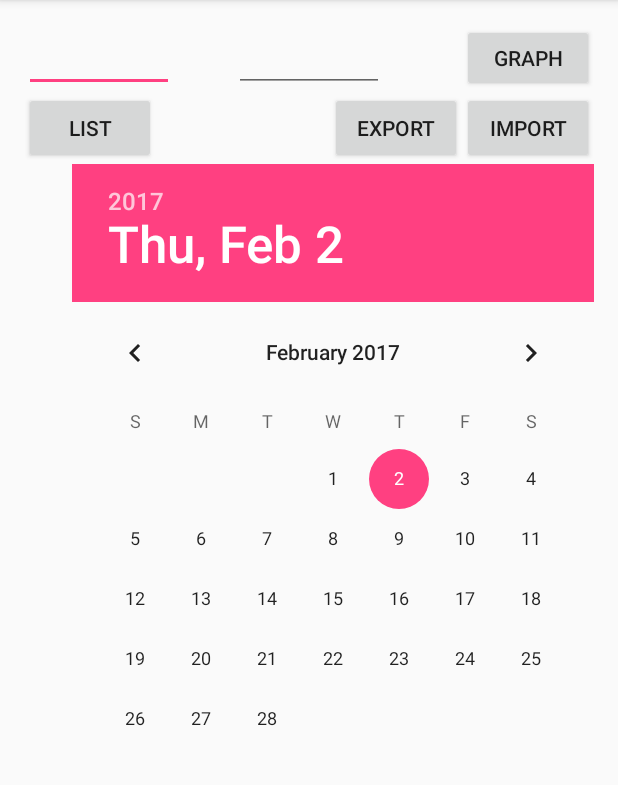
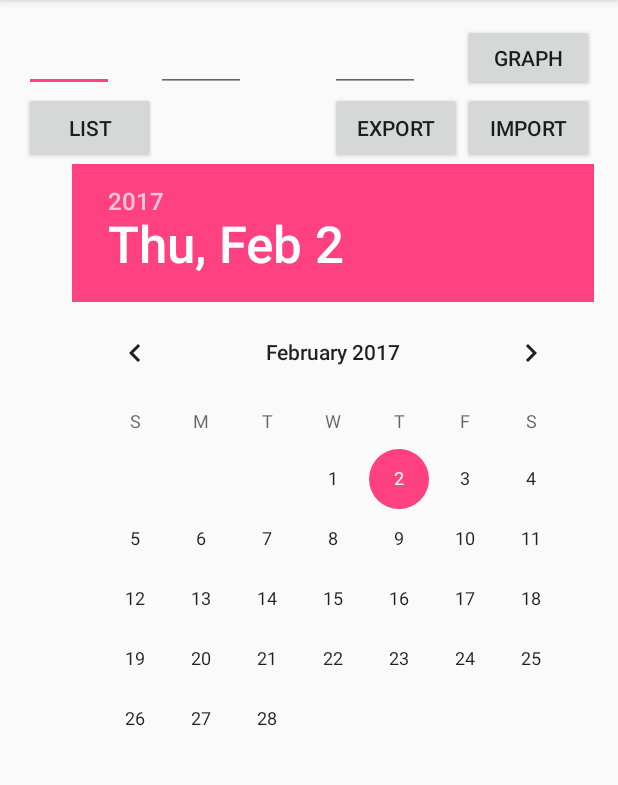
Before and after one commit to issei-omizu/android, an Android app: the screen it shows after launch (MainActivity), on a phone screen of 412 x 824 dp, the part 84-869 px from its top. Run offline under Robolectric (Android 15) with nearby library versions, the phone set to English and light mode, and no system bars; libraries missing offline, so code that uses them is left out: com.google.api.client, com.google.api.services, pub.devrel.easypermissions; 5 statements that could not run were skipped.

Commit message:
体温入力追加

```diff
--- a/weight/app/src/main/java/com/example/isseiomizu/weight/MyOpenHelper.java
+++ b/weight/app/src/main/java/com/example/isseiomizu/weight/MyOpenHelper.java
@@ -10,7 +10,7 @@ import android.database.sqlite.SQLiteOpenHelper;
 
 public class MyOpenHelper extends SQLiteOpenHelper {
     public MyOpenHelper(Context context) {
-        super(context, "WeightDB", null, 1);
+        super(context, "WeightDB", null, 3);
     }
 
     @Override
@@ -24,6 +24,11 @@ public class MyOpenHelper extends SQLiteOpenHelper {
 
     @Override
     public void onUpgrade(SQLiteDatabase db, int oldVersion, int newVersion) {
-
+        // DBバージョンアップ時のデータ移行を実装
+        if (oldVersion < newVersion) {
+            if (oldVersion == 2) {
+                db.execSQL("alter table weight add body_temperature text default '36.50'" );
+            }
+        }
     }
 }
--- a/weight/app/src/main/java/com/example/isseiomizu/weight/models/IWeightItem.java
+++ b/weight/app/src/main/java/com/example/isseiomizu/weight/models/IWeightItem.java
@@ -22,6 +22,10 @@ public interface IWeightItem {
     String getBodyFatPercentage();
 
     void setBodyFatPercentage(String bodyFatPercentage);
+
+    String getBodyTemperature();
+
+    void setBodyTemperature(String bodyTemperature);
 
     boolean isToday();
 
--- a/weight/app/src/main/java/com/example/isseiomizu/weight/models/WeightItem.java
+++ b/weight/app/src/main/java/com/example/isseiomizu/weight/models/WeightItem.java
@@ -13,6 +13,7 @@ public class WeightItem implements IWeightItem {
     private Date mDate;
     private String mWeight;
     private String mBodyFatPercentage;
+    private String mBodyTemperature;
     private int mValue;
     private int mDayOfTheWeek;
     private boolean mToday;
@@ -64,6 +65,12 @@ public class WeightItem implements IWeightItem {
 
     public void setBodyFatPercentage(String bodyFatPercentage) {
         this.mBodyFatPercentage = bodyFatPercentage;
+    };
+
+    public String getBodyTemperature() { return mBodyTemperature; };
+
+    public void setBodyTemperature(String bodyTemperature) {
+        this.mBodyTemperature = bodyTemperature;
     };
 
     public int getValue() {
--- a/weight/app/src/main/res/layout-v21/activity_main.xml
+++ b/weight/app/src/main/res/layout-v21/activity_main.xml
@@ -23,22 +23,13 @@
             android:layout_alignParentEnd="true" />
 
         <EditText
-            android:layout_width="100dp"
             android:layout_height="wrap_content"
             android:inputType="number|numberDecimal"
             android:ems="10"
             android:id="@+id/editWeight"
             android:layout_alignParentLeft="true"
-            android:layout_alignParentStart="true" />
-
-        <EditText
-            android:layout_width="100dp"
-            android:layout_height="wrap_content"
-            android:inputType="number|numberDecimal"
-            android:ems="10"
-            android:id="@+id/editBodyFatPercentage"
-            android:layout_alignTop="@+id/editWeight"
-            android:layout_centerHorizontal="true" />
+            android:layout_alignParentStart="true"
+            android:layout_width="60dp" />
 
         <Button
             android:layout_width="wrap_content"
@@ -76,6 +67,26 @@
             android:layout_alignParentLeft="true"
             android:layout_alignParentStart="true"
             android:onClick="startListCalendarActivity" />
+
+        <EditText
+            android:layout_height="wrap_content"
+            android:inputType="number|numberDecimal"
+            android:ems="10"
+            android:id="@+id/editBodyTemperature"
+            android:layout_width="60dp"
+            android:layout_alignParentTop="true"
+            android:layout_alignLeft="@+id/btnExport"
+            android:layout_alignStart="@+id/btnExport" />
+
+        <EditText
+            android:layout_height="wrap_content"
+            android:inputType="number|numberDecimal"
+            android:ems="10"
+            android:id="@+id/editBodyFatPercentage"
+            android:layout_width="60dp"
+            android:layout_alignParentTop="true"
+            android:layout_toRightOf="@+id/btnListCalendar"
+            android:layout_toEndOf="@+id/btnListCalendar" />
     </RelativeLayout>
 
 </RelativeLayout>
```
Also changed, not shown: weight/app/src/main/java/com/example/isseiomizu/weight/MainActivity.java (+34 -70 lines), weight/app/src/main/java/com/example/isseiomizu/weight/SqliteController.java (added, +190 -0 lines), weight/app/src/main/java/com/example/isseiomizu/weight/WeightListAdapter.java (+29 -0 lines).
